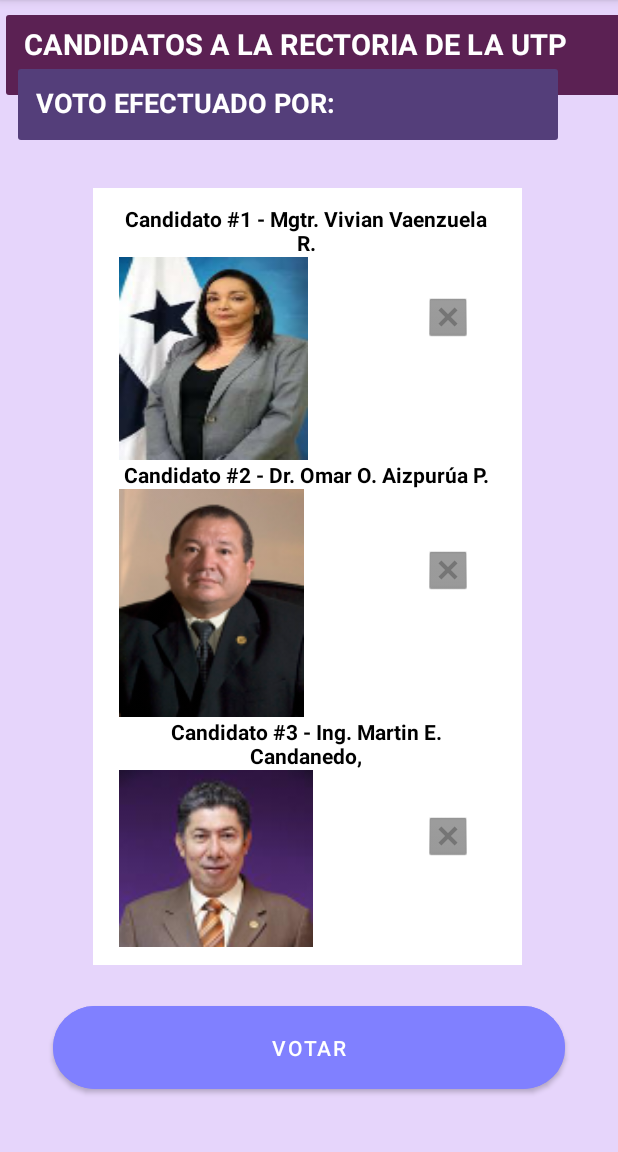
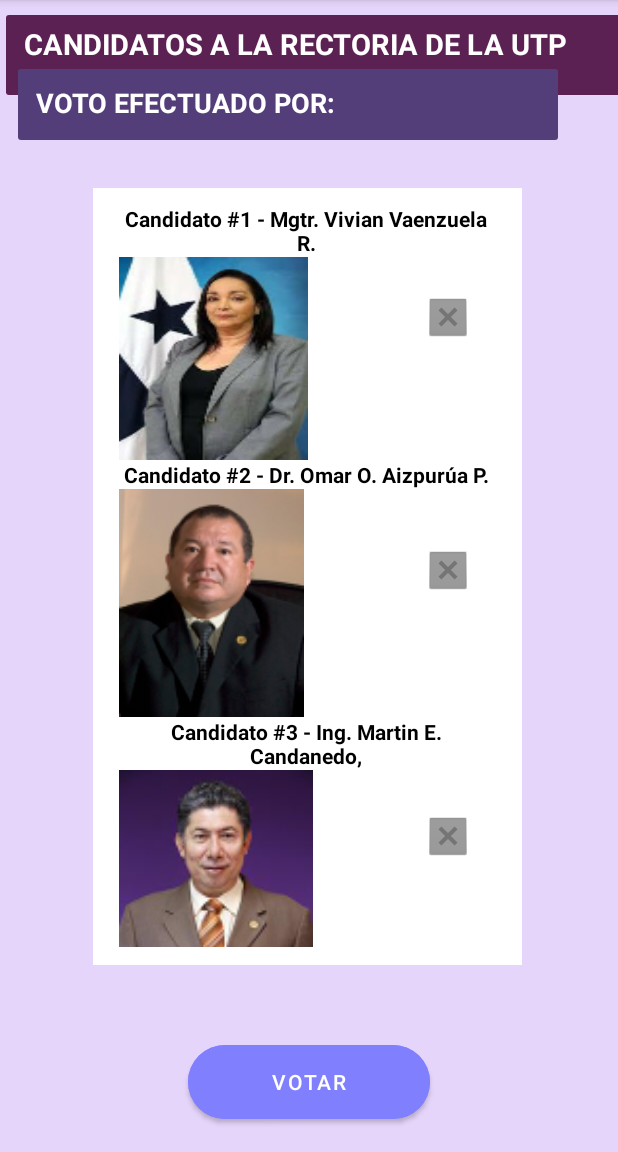
Before and after one commit to edwinarrocha/Proyecto1, an Android app: the votacion screen opened directly, with no data from a screen before it, on a phone screen of 412 x 824 dp, the part 84-1236 px from its top. Run offline under Robolectric (Android 15) with nearby library versions, the phone set to English and light mode, and no system bars; Roboto replaces fonts that are not available here.

Commit message:
modificacion de botones en la pantalla votaciones

```diff
--- a/app/src/main/res/layout/activity_votacion.xml
+++ b/app/src/main/res/layout/activity_votacion.xml
@@ -139,9 +139,9 @@
 
     <Button
         android:id="@+id/cmd_confirmarVoto"
-        android:layout_width="341dp"
-        android:layout_height="67dp"
-        android:layout_marginBottom="36dp"
+        android:layout_width="161dp"
+        android:layout_height="61dp"
+        android:layout_marginBottom="16dp"
         android:backgroundTint="#8080FF"
         android:text="VOTAR"
         app:cornerRadius="?android:attr/windowTitleSize"
```
